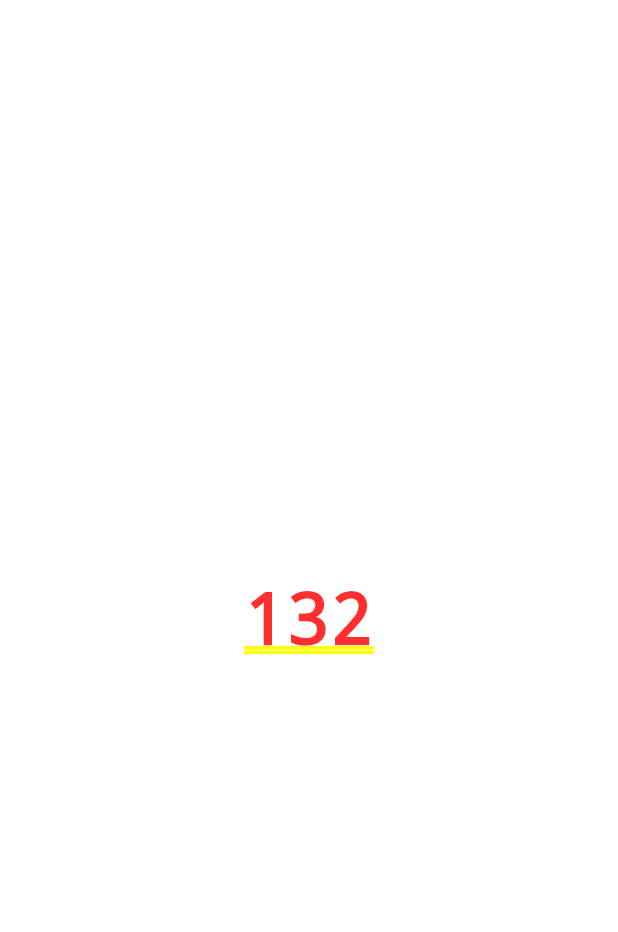
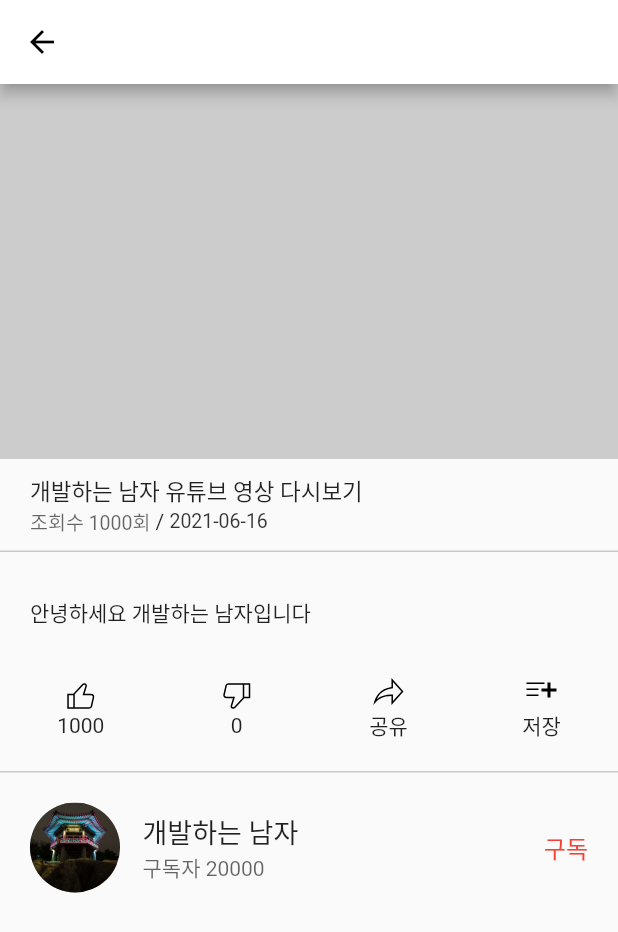
Before and after one commit to mike-bskim/flutter_youtube, a Flutter app: the screen it shows after launch, after a tap on "개남 유투브 다시 보기개남 유투브 다시 보기개남 유투브 다시 보기", on a phone screen of 412 x 824 dp. Shown: the top 932 px of the screen. Run offline on Flutter 3.47's test engine with Material 2 defaults, Android fonts, the phone set to English and light mode, and no system bars; our stand-ins replace flutter_svg, get.

Commit message:
youtube clone #7

```diff
--- a/lib/src/components/youtube_bottom_sheet.dart
+++ b/lib/src/components/youtube_bottom_sheet.dart
@@ -25,6 +25,7 @@ class YoutubeBottomSheet extends StatelessWidget {
     return InkWell(
       onTap: onTap(),
       child: Row(
+//        crossAxisAlignment: CrossAxisAlignment.center,
         children: [
           Container(
             width: 40,
--- a/lib/src/components/youtube_detail.dart
+++ b/lib/src/components/youtube_detail.dart
@@ -1,16 +1,139 @@
 import 'package:flutter/material.dart';
+import 'package:flutter_svg/flutter_svg.dart';
 import 'package:get/get.dart';
 
 class YoutubeDetail extends StatelessWidget {
+  Widget _titleZone() {
+    return Container(
+        padding: const EdgeInsets.symmetric(vertical: 10, horizontal: 20),
+        child: Column(
+          crossAxisAlignment: CrossAxisAlignment.stretch,
+          children: <Widget>[
+            Text(
+              '개발하는 남자 유튜브 영상 다시보기',
+              style: TextStyle(fontSize: 15),
+            ),
+            Row(
+              children: [
+                Text(
+                  '조회수 1000회',
+                  style: TextStyle(fontSize: 13, color: Colors.black.withOpacity(0.6)),
+                ),
+                Text(' / '),
+                Text(
+                  '2021-06-16',
+                  style: TextStyle(fontSize: 13, color: Colors.black.withOpacity(0.8)),
+                ),
+              ],
+            )
+          ],
+        ));
+  }
 
-  @override
-  Widget build(BuildContext context) {
+  Widget _descriptionZone() {
+    return Container(
+      padding: const EdgeInsets.symmetric(horizontal: 20, vertical: 30),
+      child: Text('안녕하세요 개발하는 남자입니다', style: TextStyle(fontSize: 14)),
+    );
+  }
 
+  Widget _buttonOne({required String msg, required String icon}) {
+    return Column(
+      children: [SvgPicture.asset('assets/svg/icons/$icon.svg'), Text(msg)],
+    );
+  }
+
+  Widget _buttonZone() {
+    return Row(
+      mainAxisAlignment: MainAxisAlignment.spaceAround,
+      children: [
+        _buttonOne(icon: 'like', msg: '1000'),
+        _buttonOne(icon: 'dislike', msg: '0'),
+        _buttonOne(icon: 'share', msg: '공유'),
+        _buttonOne(icon: 'save', msg: '저장'),
+      ],
+    );
+  }
+
+  Widget get oneLine => Container(
+        height: 1,
+        color: Colors.black.withOpacity(0.2),
+      );
+
+  Widget _ownerZone() {
     return Container(
-      child: Center(
-        child: Text(Get.parameters["videoId"]!),
+      padding: const EdgeInsets.symmetric(vertical: 20, horizontal: 20),
+      child: Row(
+        children: [
+          CircleAvatar(
+            radius: 30,
+            backgroundColor: Colors.grey.withOpacity(0.9),
+            backgroundImage: Image.asset('assets/images/avatar.jpg').image,
+//          Image.network(
+//                  'https://yt3.ggpht.com/ytc/AAUvwniU0ZOGv47lDdGSQ8H004fQgwOAJRlobuCvXwNl=s88-c-k-c0x00ffffff-no-rj')
+//              .image,
+          ),
+          SizedBox(width: 15,),
+          Expanded(
+            child: Column(
+              crossAxisAlignment: CrossAxisAlignment.stretch,
+              children: [
+                Text(
+                  '개발하는 남자',
+                  style: TextStyle(fontSize: 18),
+                ),
+                Text(
+                  '구독자 20000',
+                  style: TextStyle(fontSize: 14, color: Colors.black.withOpacity(0.6)),
+                ),
+              ],
+            ),
+          ),
+          GestureDetector(
+            child: Text(
+              '구독',
+              style: TextStyle(fontSize: 16, color: Colors.red),
+            ),
+          ),
+        ],
       ),
     );
   }
 
+  Widget _description() {
+    return SingleChildScrollView(
+      child: Column(
+        crossAxisAlignment: CrossAxisAlignment.stretch,
+        children: [
+          _titleZone(),
+          oneLine,
+          _descriptionZone(),
+          _buttonZone(),
+          SizedBox(
+            height: 20,
+          ),
+          oneLine,
+          _ownerZone(),
+        ],
+      ),
+    );
+  }
+
+  @override
+  Widget build(BuildContext context) {
+    return Scaffold(
+      appBar: AppBar(),
+      body: Column(
+        children: [
+          Container(
+            height: 250,
+            color: Colors.grey.withOpacity(0.5),
+          ),
+          Expanded(
+            child: _description(),
+          )
+        ],
+      ),
+    );
+  }
 }
```
